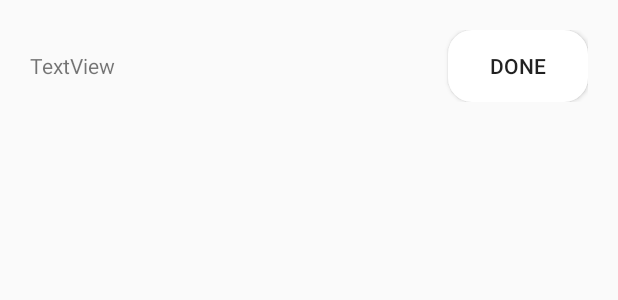
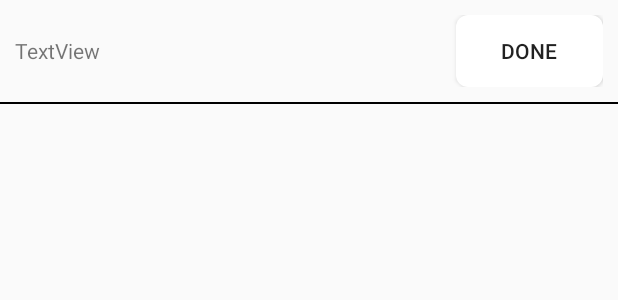
Before and after one commit to jacobrozell/Kotlin-ToDo, an Android app: the layout list_item.xml on its own in the app's theme, with its tools: preview values and no code run, on a phone screen of 412 x 824 dp. Shown: the top 300 px of the screen. Run offline under Robolectric (Android 15) with nearby library versions, the phone set to English and light mode, and no system bars.

Commit message:
Added separator line

```diff
--- a/app/build.gradle
+++ b/app/build.gradle
@@ -7,7 +7,7 @@ apply plugin: 'kotlin-android-extensions'
 android {
     compileSdkVersion 29
     defaultConfig {
-        applicationId "com.example.myapplication"
+        applicationId "com.jacobrozell.todokotlin"
         minSdkVersion 21
         targetSdkVersion 29
         versionCode 1
@@ -29,10 +29,11 @@ repositories {
 
 dependencies {
     implementation fileTree(dir: 'libs', include: ['*.jar'])
-    implementation"org.jetbrains.kotlin:kotlin-stdlib-jdk7:$kotlin_version"
+    implementation "org.jetbrains.kotlin:kotlin-stdlib-jdk7:$kotlin_version"
     implementation 'androidx.appcompat:appcompat:1.1.0'
     implementation 'androidx.core:core-ktx:1.1.0'
     implementation 'androidx.constraintlayout:constraintlayout:1.1.3'
+    implementation 'androidx.legacy:legacy-support-v4:1.0.0'
     testImplementation 'junit:junit:4.12'
     androidTestImplementation 'androidx.test:runner:1.2.0'
     androidTestImplementation 'androidx.test.espresso:espresso-core:3.2.0'
--- a/app/src/main/res/drawable/rounded_drawable.xml
+++ b/app/src/main/res/drawable/rounded_drawable.xml
@@ -1,7 +1,7 @@
 <?xml version="1.0" encoding="utf-8"?>
 <shape xmlns:android="http://schemas.android.com/apk/res/android">
-    <corners
-        android:radius="16dp"/>
+    <corners android:radius="8dp"/>
     <solid
-        android:color="@android:color/white"/>
+        android:color="@android:color/background_light"
+        android:width="8dp"/>
 </shape>
--- a/app/src/main/res/layout/list_item.xml
+++ b/app/src/main/res/layout/list_item.xml
@@ -1,9 +1,13 @@
 <?xml version="1.0" encoding="utf-8"?>
 <LinearLayout xmlns:android="http://schemas.android.com/apk/res/android"
-              android:orientation="horizontal"
+              android:orientation="vertical"
+              android:layout_width="match_parent"
+              android:layout_height="wrap_content">
+
+    <LinearLayout android:orientation="horizontal"
                   android:layout_width="match_parent"
                   android:layout_height="wrap_content"
-              android:padding="20dp">
+                  android:padding="10dp">
 
         <TextView
                 android:text="TextView"
@@ -11,12 +15,21 @@
                 android:layout_weight="0.75"
                 android:layout_height="wrap_content"
                 android:id="@+id/item_text"/>
+
         <Button
                 android:text="Done"
-            android:elevation="3dp"
+                android:elevation="5dp"
                 android:background="@drawable/rounded_drawable"
                 android:layout_width="0dp"
                 android:layout_weight="0.25"
                 android:layout_height="wrap_content"
                 android:id="@+id/item_button"/>
+
     </LinearLayout>
+
+    <View
+            android:layout_width="match_parent"
+            android:layout_height="1dp"
+            android:background="#000"/>
+
+</LinearLayout>
--- a/app/src/main/res/values/styles.xml
+++ b/app/src/main/res/values/styles.xml
@@ -19,4 +19,10 @@
         <item name="android:windowExitAnimation">@android:anim/slide_out_right</item>
         <item name="android:layout_gravity">center</item>
     </style>
+
+    <style name="Divider">
+        <item name="android:layout_width">match_parent</item>
+        <item name="android:layout_height">1dp</item>
+        <item name="android:background">?android:attr/listDivider</item>
+    </style>
 </resources>
```
Also changed, not shown: app/src/main/java/com/example/myapplication/MainActivity.kt (+3 -5 lines). Lines whose indentation alone changed are shown as unchanged.
